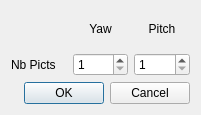
First picture: the form in papywizard/view/ui/nbPictsDialog.ui, repository bingostar89/Papywizard, before the edit.
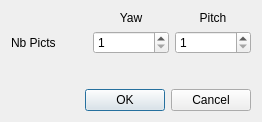
Second picture: the form after the edit. Icons and pictures are not drawn.

What changed in the file:
```diff
--- a/papywizard/view/ui/nbPictsDialog.ui
+++ b/papywizard/view/ui/nbPictsDialog.ui
@@ -1,12 +1,12 @@
 <ui version="4.0" >
  <class>nbPictsDialog</class>
- <widget class="QDialog" name="nbPictsDialog" >
-  <property name="geometry" >
+ <widget class="QDialog" name="nbPictsDialog">
+  <property name="geometry">
    <rect>
     <x>0</x>
     <y>0</y>
-    <width>201</width>
-    <height>115</height>
+    <width>262</width>
+    <height>122</height>
    </rect>
   </property>
   <property name="windowTitle" >
@@ -54,8 +54,8 @@
        <property name="minimum" >
         <number>1</number>
        </property>
-       <property name="maximum" >
-        <number>100</number>
+       <property name="maximum">
+        <number>999</number>
        </property>
       </widget>
      </item>
@@ -64,16 +64,29 @@
        <property name="minimum" >
         <number>1</number>
        </property>
-       <property name="maximum" >
-        <number>50</number>
+       <property name="maximum">
+        <number>999</number>
        </property>
       </widget>
      </item>
     </layout>
    </item>
    <item>
-    <widget class="QDialogButtonBox" name="buttonBox" >
-     <property name="orientation" >
+    <spacer name="verticalSpacer">
+     <property name="orientation">
+      <enum>Qt::Vertical</enum>
+     </property>
+     <property name="sizeHint" stdset="0">
+      <size>
+       <width>20</width>
+       <height>40</height>
+      </size>
+     </property>
+    </spacer>
+   </item>
+   <item>
+    <widget class="QDialogButtonBox" name="buttonBox">
+     <property name="orientation">
       <enum>Qt::Horizontal</enum>
      </property>
      <property name="standardButtons" >
```
Left out of the diff: 61 changed lines with no effect on the pictures.
